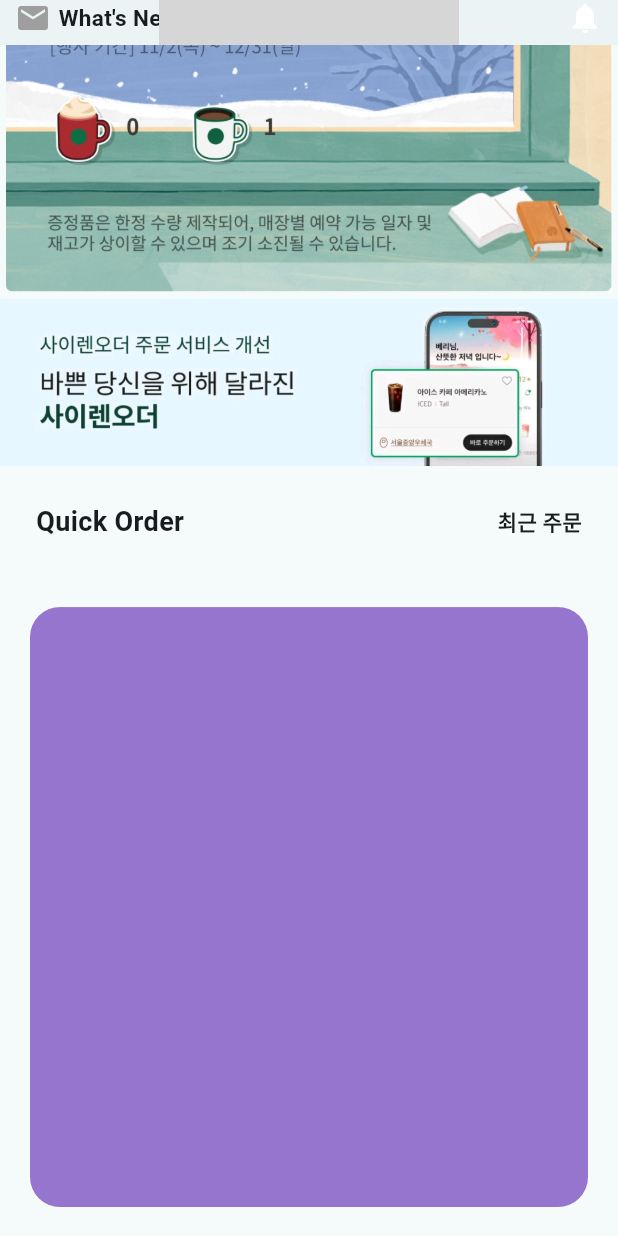
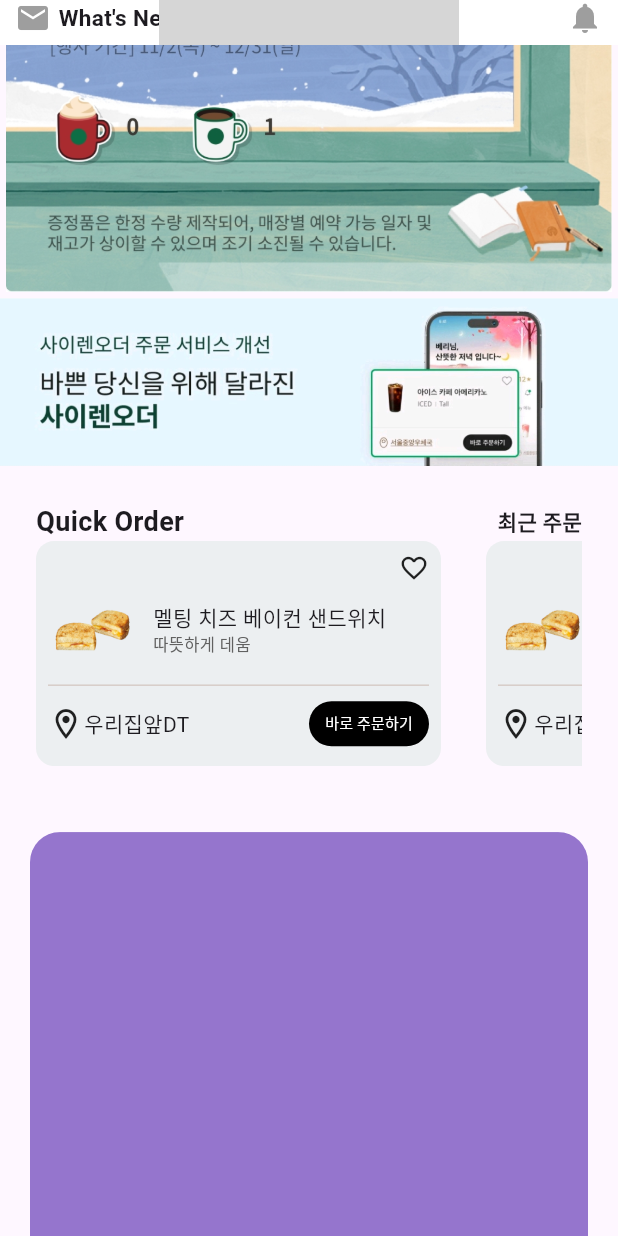
Before and after one commit to corpiii/flutter_basic, a Flutter app: the screen it shows after launch, scrolled down 375 dp, on a phone screen of 412 x 824 dp. Run offline on Flutter 3.47's test engine with Material 3 defaults, Android fonts, the phone set to English and light mode, and no system bars; our stand-ins replace lottie; project files that could hold a hidden picture were left out; grey boxes are pictures that could not be loaded.

Commit message:
feat: quick Order CardView 구현

```diff
--- a/lib/main.dart
+++ b/lib/main.dart
@@ -11,12 +11,15 @@ class MyApp extends StatelessWidget {
 
   @override
   Widget build(BuildContext context) {
+
     return MaterialApp(
       title: 'Flutter Demo',
-      theme: ThemeData(
-        colorScheme: ColorScheme.fromSeed(seedColor: Colors.white),
-        useMaterial3: true,
-      ),
+        theme: ThemeData.light().copyWith(
+          primaryColor: Colors.white,
+          brightness: Brightness.light,
+          dividerColor: Colors.white54,
+          colorScheme: ColorScheme.light(primary: Colors.white),
+        ),
       home: MainScreen(),
     );
   }
--- /dev/null
+++ b/lib/main_screen/card_view.dart
@@ -0,0 +1,96 @@
+import 'package:flutter/material.dart';
+
+class CardView extends StatelessWidget {
+  void Function() onPressed;
+
+  CardView({super.key, required this.onPressed});
+
+  @override
+  Widget build(BuildContext context) {
+    return Container(
+      decoration: BoxDecoration(
+        borderRadius: BorderRadius.circular(12),
+        color: Colors.primaries[17][50],
+      ),
+      padding: EdgeInsets.all(8.0),
+      width: 270,
+      height: 150,
+      child: Column(
+        children: [
+          Align(
+            alignment: Alignment.centerRight,
+            child: Icon(
+              Icons.favorite_border,
+              size: 20,
+            ),
+          ),
+          Row(
+            children: [
+              Image.asset(
+                'assets/food/melting_cheese.png',
+                width: 60,
+              ),
+              SizedBox(
+                width: 10,
+              ),
+              Column(
+                crossAxisAlignment: CrossAxisAlignment.start,
+                children: [
+                  Text('멜팅 치즈 베이컨 샌드위치'),
+                  Text(
+                    '따뜻하게 데움',
+                    style: TextStyle(
+                      fontSize: 11,
+                      color: Colors.grey[700],
+                    ),
+                  ),
+                ],
+              )
+            ],
+          ),
+          SizedBox(
+            height: 5,
+          ),
+          Container(
+            width: double.infinity,
+            height: 1,
+            color: Colors.brown[100],
+          ),
+          SizedBox(
+            height: 5,
+          ),
+          Expanded(
+            child: Row(
+              children: [
+                Icon(Icons.location_on_outlined),
+                Text(
+                  '우리집앞DT',
+                ),
+                Spacer(),
+                SizedBox(
+                  width: 80,
+                  height: 30,
+                  child: TextButton(
+                    style: TextButton.styleFrom(
+                      padding: EdgeInsets.zero,
+                      backgroundColor: Colors.black,
+                        shape: RoundedRectangleBorder(
+                      borderRadius: BorderRadius.circular(45),
+                    )),
+                    onPressed: () {},
+                    child: Text(
+                      '바로 주문하기',
+                      style: TextStyle(
+                        fontSize: 10,
+                      ),
+                    ),
+                  ),
+                ),
+              ],
+            ),
+          )
+        ],
+      ),
+    );
+  }
+}
--- a/lib/main_screen/main_screen.dart
+++ b/lib/main_screen/main_screen.dart
@@ -1,5 +1,6 @@
 import 'package:flutter/material.dart';
 import 'package:flutter_basic/main_screen/body_list_view.dart';
+import 'package:flutter_basic/main_screen/card_view.dart';
 import 'package:flutter_basic/main_screen/title_app_bar.dart';
 
 class MainScreen extends StatelessWidget {
@@ -33,7 +34,7 @@ class MainScreen extends StatelessWidget {
 
   Widget bodyList() {
     return Padding(
-      padding: EdgeInsets.all(20.0),
+      padding: const EdgeInsets.all(20.0),
       child: ClipRRect(
         borderRadius: BorderRadius.circular(20),
         child: Container(
@@ -49,7 +50,7 @@ class MainScreen extends StatelessWidget {
       padding: const EdgeInsets.all(24.0),
       child: Column(
         children: [
-          Row(
+          const Row(
             children: [
               Expanded(
                 child: Text(
@@ -69,11 +70,24 @@ class MainScreen extends StatelessWidget {
               ),
             ],
           ),
-          Row(
-            children: [
-
-            ],
-          ),
+          SingleChildScrollView(
+            scrollDirection: Axis.horizontal,
+            child: Row(
+              mainAxisAlignment: MainAxisAlignment.spaceEvenly,
+              children: [
+                CardView(onPressed: () {}),
+                Container(width: 30,),
+                CardView(onPressed: () {}),
+                Container(width: 30,),
+                CardView(onPressed: () {}),
+                Container(width: 30,),
+                CardView(onPressed: () {}),
+                Container(width: 30,),
+                CardView(onPressed: () {}),
+                Container(width: 30,),
+              ],
+            ),
+          )
         ],
       ),
     );
--- a/lib/main_screen/title_app_bar.dart
+++ b/lib/main_screen/title_app_bar.dart
@@ -46,7 +46,10 @@ class TitleAppBar extends StatelessWidget {
                   ),
                   _couponWidget(),
                   Spacer(),
-                  Icon(Icons.notifications,color: Colors.white,)
+                  Icon(
+                    Icons.notifications,
+                    color: Colors.grey,
+                  )
                 ],
               ),
             ],
--- a/pubspec.yaml
+++ b/pubspec.yaml
@@ -63,6 +63,7 @@ flutter:
   assets:
     - assets/animation/
     - assets/starbucks-image/
+    - assets/food/
 
   # An image asset can refer to one or more resolution-specific "variants", see
   # https://flutter.dev/assets-and-images/#resolution-aware
```
Also changed, not shown: assets/food/melting_cheese.png (added).
